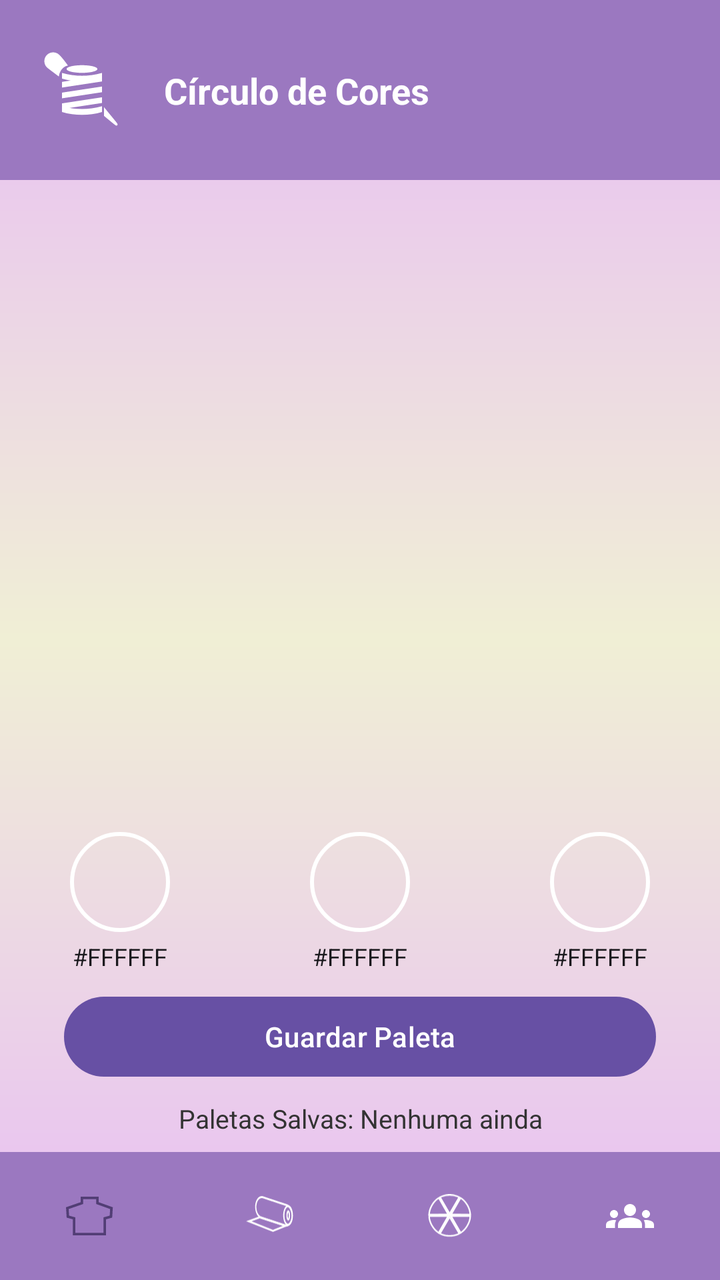
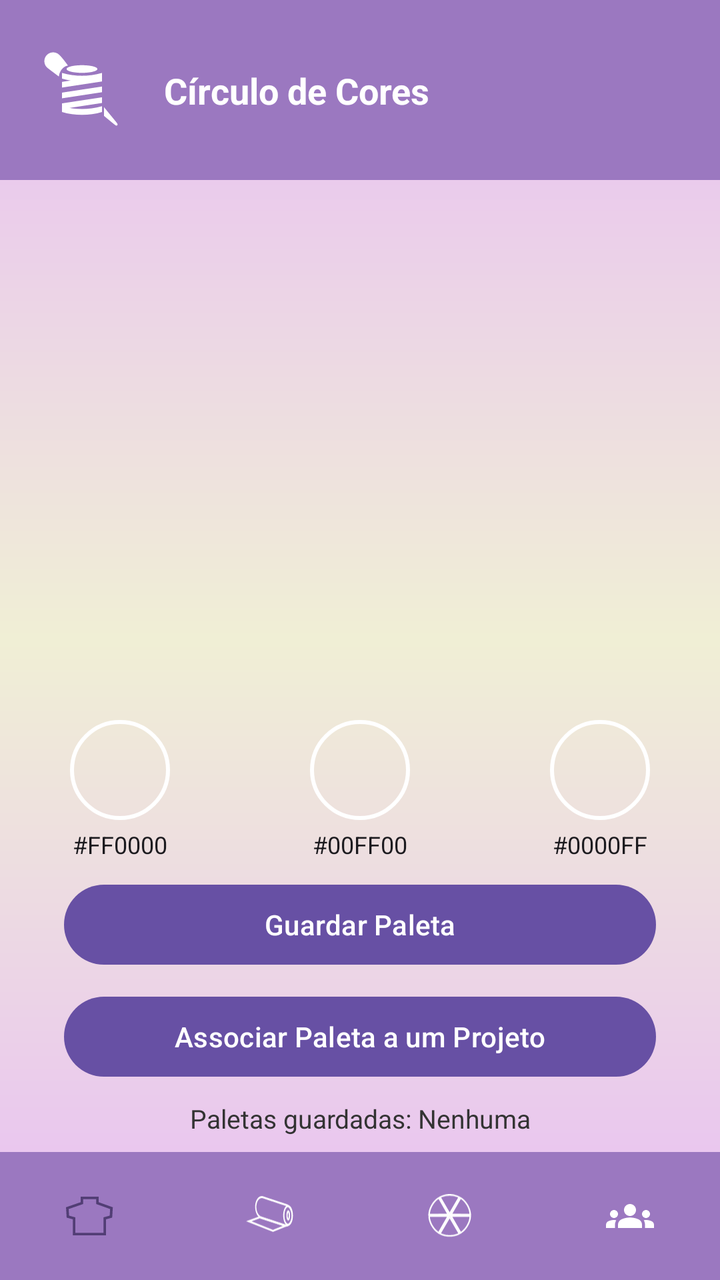

Screens rendered from an Android XML layout before and after an edit, with the pre-edit source and the edit as a unified diff.
<!-- AndroidManifest.xml: application theme Theme.ModaDeBolsa -->
<!-- res/layout/activity_circulo_cores.xml -->
<?xml version="1.0" encoding="utf-8"?>
<androidx.constraintlayout.widget.ConstraintLayout xmlns:android="http://schemas.android.com/apk/res/android"
    xmlns:app="http://schemas.android.com/apk/res-auto"
    android:layout_width="match_parent"
    android:layout_height="match_parent"
    android:background="@drawable/bg_gradient">

    <androidx.constraintlayout.widget.ConstraintLayout
        android:id="@+id/topBar"
        android:layout_width="0dp"
        android:layout_height="90dp"
        android:background="#9B78C0"
        app:layout_constraintTop_toTopOf="parent"
        app:layout_constraintStart_toStartOf="parent"
        app:layout_constraintEnd_toEndOf="parent">

        <ImageView
            android:id="@+id/ivLogoTop"
            android:layout_width="50dp"
            android:layout_height="50dp"
            android:layout_marginStart="16dp"
            app:srcCompat="@drawable/ic_moda"
            android:background="?attr/selectableItemBackgroundBorderless"
            android:clickable="true"
            android:focusable="true"
            android:contentDescription="Logo Principal"
            app:layout_constraintTop_toTopOf="parent"
            app:layout_constraintBottom_toBottomOf="parent"
            app:layout_constraintStart_toStartOf="parent" />

        <TextView
            android:id="@+id/tvTitulo"
            android:layout_width="wrap_content"
            android:layout_height="wrap_content"
            android:layout_marginStart="16dp"
            android:text="Círculo de Cores"
            android:textColor="#FFFFFF"
            android:textSize="18sp"
            android:textStyle="bold"
            app:layout_constraintTop_toTopOf="parent"
            app:layout_constraintBottom_toBottomOf="parent"
            app:layout_constraintStart_toEndOf="@id/ivLogoTop" />

    </androidx.constraintlayout.widget.ConstraintLayout>

    <FrameLayout
        android:id="@+id/containerColorWheel"
        android:layout_width="0dp"
        android:layout_height="0dp"
        app:layout_constraintDimensionRatio="1:1"
        app:layout_constraintTop_toBottomOf="@id/topBar"
        app:layout_constraintStart_toStartOf="parent"
        app:layout_constraintEnd_toEndOf="parent"
        app:layout_constraintBottom_toTopOf="@id/layoutPaleta"
        android:layout_margin="16dp"/>

    <LinearLayout
        android:id="@+id/layoutPaleta"
        android:layout_width="match_parent"
        android:layout_height="wrap_content"
        android:orientation="horizontal"
        android:gravity="center"
        android:weightSum="3"
        app:layout_constraintTop_toBottomOf="@id/containerColorWheel"
        app:layout_constraintBottom_toTopOf="@id/btnGuardarPaleta"
        android:layout_marginVertical="8dp">

        <LinearLayout
            android:layout_width="0dp"
            android:layout_height="wrap_content"
            android:layout_weight="1"
            android:orientation="vertical"
            android:gravity="center">
            <View
                android:id="@+id/viewCor1"
                android:layout_width="50dp"
                android:layout_height="50dp"
                android:background="@drawable/shape_cor_preview"/>
            <TextView
                android:id="@+id/tvHex1"
                android:layout_width="wrap_content"
                android:layout_height="wrap_content"
                android:text="#FFFFFF"
                android:textSize="12sp"
                android:textColor="#1C1B1F"
                android:layout_marginTop="4dp"/>
        </LinearLayout>

        <LinearLayout
            android:layout_width="0dp"
            android:layout_height="wrap_content"
            android:layout_weight="1"
            android:orientation="vertical"
            android:gravity="center">
            <View
                android:id="@+id/viewCor2"
                android:layout_width="50dp"
                android:layout_height="50dp"
                android:background="@drawable/shape_cor_preview"/>
            <TextView
                android:id="@+id/tvHex2"
                android:layout_width="wrap_content"
                android:layout_height="wrap_content"
                android:text="#FFFFFF"
                android:textSize="12sp"
                android:textColor="#1C1B1F"
                android:layout_marginTop="4dp"/>
        </LinearLayout>

        <LinearLayout
            android:layout_width="0dp"
            android:layout_height="wrap_content"
            android:layout_weight="1"
            android:orientation="vertical"
            android:gravity="center">
            <View
                android:id="@+id/viewCor3"
                android:layout_width="50dp"
                android:layout_height="50dp"
                android:background="@drawable/shape_cor_preview"/>
            <TextView
                android:id="@+id/tvHex3"
                android:layout_width="wrap_content"
                android:layout_height="wrap_content"
                android:text="#FFFFFF"
                android:textSize="12sp"
                android:textColor="#1C1B1F"
                android:layout_marginTop="4dp"/>
        </LinearLayout>
    </LinearLayout>

    <Button
        android:id="@+id/btnGuardarPaleta"
        android:layout_width="0dp"
        android:layout_height="wrap_content"
        android:text="Guardar Paleta"
        android:layout_marginHorizontal="32dp"
        android:layout_marginBottom="8dp"
        app:layout_constraintTop_toBottomOf="@id/layoutPaleta"
        app:layout_constraintBottom_toTopOf="@id/tvPaletasSalvas"
        app:layout_constraintStart_toStartOf="parent"
        app:layout_constraintEnd_toEndOf="parent"/>

    <TextView
        android:id="@+id/tvPaletasSalvas"
        android:layout_width="0dp"
        android:layout_height="wrap_content"
        android:text="Paletas Salvas: Nenhuma ainda"
        android:textSize="13sp"
        android:textColor="#333333"
        android:gravity="center"
        android:layout_marginHorizontal="24dp"
        android:layout_marginBottom="8dp"
        app:layout_constraintTop_toBottomOf="@id/btnGuardarPaleta"
        app:layout_constraintBottom_toTopOf="@id/bottomNav"
        app:layout_constraintStart_toStartOf="parent"
        app:layout_constraintEnd_toEndOf="parent"/>

    <com.google.android.material.bottomnavigation.BottomNavigationView
        android:id="@+id/bottomNav"
        android:layout_width="0dp"
        android:layout_height="64dp"
        android:background="#9B78C0"
        app:labelVisibilityMode="unlabeled"
        app:itemIconTint="@color/nav_icon_color"
        app:itemActiveIndicatorStyle="@null"
        app:menu="@menu/bottom_nav_menu"
        app:layout_constraintBottom_toBottomOf="parent"
        app:layout_constraintStart_toStartOf="parent"
        app:layout_constraintEnd_toEndOf="parent" />
</androidx.constraintlayout.widget.ConstraintLayout>
<!-- resources referenced by this layout -->
<resources>
  <!-- drawable bg_gradient (drawable) -->
  <shape xmlns:android="http://schemas.android.com/apk/res/android">
      <gradient
          android:angle="270"
          android:startColor="#E8BDF5"
          android:centerColor="#F0EFD5"
          android:endColor="#E8BDF5" />
  </shape>
  <!-- drawable ic_moda (drawable) -->
  <vector xmlns:android="http://schemas.android.com/apk/res/android"
      android:width="84.67dp"
      android:height="84.67dp"
      android:viewportWidth="196.71"
      android:viewportHeight="196.71">
  
      <path
          android:pathData="M53.83,29.34c-6.76,-6.76 -17.73,-6.76 -24.49,0 -6.76,6.76 -6.76,17.73 0,24.49 2.44,2.44 23.45,17.89 23.48,17.97 1.25,-10.52 7.85,-19.79 17.92,-21.55 -6.85,-9.6 -12.25,-16.25 -16.91,-20.91zM46.87,46.87c2.92,-2.92 2.92,-7.65 0,-10.57 -2.92,-2.92 -7.65,-2.92 -10.57,-0 -2.92,2.92 -2.92,7.65 0,10.57 2.92,2.92 7.65,2.92 10.57,-0z"
          android:fillColor="#ffffff"/>
      <path
          android:pathData="M141.54,144.68l0,4.56c9.68,7.96 19.07,15.88 22.77,18.53l0.09,-0.03c0.6,0.6 1.47,0.83 2.28,0.61 0.82,-0.22 1.45,-0.85 1.67,-1.67 0.22,-0.81 -0.01,-1.68 -0.61,-2.28l0.06,-0.05c-3.54,-4.94 -16.39,-20.06 -26.26,-32.44l0,2.81 0,9.96z"
          android:fillColor="#ffffff"/>
      <path
          android:pathData="M58.97,82.37l16.92,-2.58c-5.67,-0.93 -11.32,-2.2 -16.92,-3.83l0,-11.2c25.92,7.47 52.84,7.47 78.76,0l0,5.6 0,5.6 0,5.6 -78.76,12.01 0,-11.2zM98.35,49.56c16.77,0 30.36,3.37 30.36,7.52 0,4.15 -13.6,7.52 -30.36,7.52 -16.77,0 -30.36,-3.37 -30.36,-7.52 0,-4.16 13.6,-7.52 30.36,-7.52zM58.97,124.69l78.76,-12.01 0,11.2 -78.76,12.01 0,-11.2zM58.97,103.53l78.76,-12.01 0,11.2 -78.76,12.01 0,-11.2z"
          android:fillColor="#ffffff"/>
      <path
          android:pathData="M58.97,141.49c25.92,7.54 52.85,7.54 78.76,0l0,-11.2 -0.99,0.28c-25.44,7.18 -52.38,7.09 -77.77,-0.28l0,5.6 0,5.6z"
          android:fillColor="#ffffff"/>
  </vector>
  <!-- drawable shape_cor_preview (drawable) -->
  <?xml version="1.0" encoding="utf-8"?>
  <shape xmlns:android="http://schemas.android.com/apk/res/android" android:shape="oval">
      <stroke android:color="#FFFFFF" android:width="2dp"/>
  </shape>
  <style name="Theme.ModaDeBolsa" parent="Base.Theme.ModaDeBolsa" />
  <style name="Base.Theme.ModaDeBolsa" parent="Theme.Material3.DayNight.NoActionBar">
          
          
      </style>
</resources>

<!-- the commit's change to res/layout/activity_circulo_cores.xml (unified diff, before → after) -->
@@ -1,5 +1,6 @@
 <?xml version="1.0" encoding="utf-8"?>
-<androidx.constraintlayout.widget.ConstraintLayout xmlns:android="http://schemas.android.com/apk/res/android"
+<androidx.constraintlayout.widget.ConstraintLayout
+    xmlns:android="http://schemas.android.com/apk/res/android"
     xmlns:app="http://schemas.android.com/apk/res-auto"
     android:layout_width="match_parent"
     android:layout_height="match_parent"
@@ -47,23 +48,25 @@
         android:id="@+id/containerColorWheel"
         android:layout_width="0dp"
         android:layout_height="0dp"
+        android:layout_margin="16dp"
         app:layout_constraintDimensionRatio="1:1"
         app:layout_constraintTop_toBottomOf="@id/topBar"
         app:layout_constraintStart_toStartOf="parent"
         app:layout_constraintEnd_toEndOf="parent"
-        app:layout_constraintBottom_toTopOf="@id/layoutPaleta"
-        android:layout_margin="16dp"/>
+        app:layout_constraintBottom_toTopOf="@id/layoutCor" />
 
     <LinearLayout
-        android:id="@+id/layoutPaleta"
-        android:layout_width="match_parent"
+        android:id="@+id/layoutCor"
+        android:layout_width="0dp"
         android:layout_height="wrap_content"
         android:orientation="horizontal"
         android:gravity="center"
         android:weightSum="3"
+        android:layout_marginVertical="8dp"
         app:layout_constraintTop_toBottomOf="@id/containerColorWheel"
-        app:layout_constraintBottom_toTopOf="@id/btnGuardarPaleta"
-        android:layout_marginVertical="8dp">
+        app:layout_constraintBottom_toTopOf="@id/btnGuardarCor"
+        app:layout_constraintStart_toStartOf="parent"
+        app:layout_constraintEnd_toEndOf="parent">
 
         <LinearLayout
             android:layout_width="0dp"
@@ -71,19 +74,21 @@
             android:layout_weight="1"
             android:orientation="vertical"
             android:gravity="center">
+
             <View
                 android:id="@+id/viewCor1"
                 android:layout_width="50dp"
                 android:layout_height="50dp"
-                android:background="@drawable/shape_cor_preview"/>
+                android:background="@drawable/shape_cor_preview" />
+
             <TextView
                 android:id="@+id/tvHex1"
                 android:layout_width="wrap_content"
                 android:layout_height="wrap_content"
-                android:text="#FFFFFF"
-                android:textSize="12sp"
+                android:layout_marginTop="4dp"
+                android:text="#FF0000"
                 android:textColor="#1C1B1F"
-                android:layout_marginTop="4dp"/>
+                android:textSize="12sp" />
         </LinearLayout>
 
         <LinearLayout
@@ -92,19 +97,21 @@
             android:layout_weight="1"
             android:orientation="vertical"
             android:gravity="center">
+
             <View
                 android:id="@+id/viewCor2"
                 android:layout_width="50dp"
                 android:layout_height="50dp"
-                android:background="@drawable/shape_cor_preview"/>
+                android:background="@drawable/shape_cor_preview" />
+
             <TextView
                 android:id="@+id/tvHex2"
                 android:layout_width="wrap_content"
                 android:layout_height="wrap_content"
-                android:text="#FFFFFF"
-                android:textSize="12sp"
+                android:layout_marginTop="4dp"
+                android:text="#00FF00"
                 android:textColor="#1C1B1F"
-                android:layout_marginTop="4dp"/>
+                android:textSize="12sp" />
         </LinearLayout>
 
         <LinearLayout
@@ -113,48 +120,77 @@
             android:layout_weight="1"
             android:orientation="vertical"
             android:gravity="center">
+
             <View
                 android:id="@+id/viewCor3"
                 android:layout_width="50dp"
                 android:layout_height="50dp"
-                android:background="@drawable/shape_cor_preview"/>
+                android:background="@drawable/shape_cor_preview" />
+
             <TextView
                 android:id="@+id/tvHex3"
                 android:layout_width="wrap_content"
                 android:layout_height="wrap_content"
-                android:text="#FFFFFF"
-                android:textSize="12sp"
+                android:layout_marginTop="4dp"
+                android:text="#0000FF"
                 android:textColor="#1C1B1F"
-                android:layout_marginTop="4dp"/>
+                android:textSize="12sp" />
         </LinearLayout>
+
     </LinearLayout>
 
     <Button
-        android:id="@+id/btnGuardarPaleta"
-        android:layout_width="0dp"
-        android:layout_height="wrap_content"
-        android:text="Guardar Paleta"
+        android:id="@+id/btnGuardarCor"
+        android:layout_width="0dp"
+        android:layout_height="wrap_content"
         android:layout_marginHorizontal="32dp"
         android:layout_marginBottom="8dp"
-        app:layout_constraintTop_toBottomOf="@id/layoutPaleta"
-        app:layout_constraintBottom_toTopOf="@id/tvPaletasSalvas"
-        app:layout_constraintStart_toStartOf="parent"
-        app:layout_constraintEnd_toEndOf="parent"/>
+        android:text="Guardar Paleta"
+        app:layout_constraintTop_toBottomOf="@id/layoutCor"
+        app:layout_constraintBottom_toTopOf="@id/btnAssociarCor"
+        app:layout_constraintStart_toStartOf="parent"
+        app:layout_constraintEnd_toEndOf="parent" />
+
+    <Button
+        android:id="@+id/btnAssociarCor"
+        android:layout_width="0dp"
+        android:layout_height="wrap_content"
+        android:layout_marginHorizontal="32dp"
+        android:layout_marginBottom="8dp"
+        android:text="Associar Paleta a um Projeto"
+        app:layout_constraintTop_toBottomOf="@id/btnGuardarCor"
+        app:layout_constraintBottom_toTopOf="@id/tvCoresGuardadas"
+        app:layout_constraintStart_toStartOf="parent"
+        app:layout_constraintEnd_toEndOf="parent" />
 
     <TextView
-        android:id="@+id/tvPaletasSalvas"
-        android:layout_width="0dp"
-        android:layout_height="wrap_content"
-        android:text="Paletas Salvas: Nenhuma ainda"
+        android:id="@+id/tvCoresGuardadas"
+        android:layout_width="0dp"
+        android:layout_height="wrap_content"
+        android:layout_marginHorizontal="24dp"
+        android:gravity="center"
+        android:text="Paletas guardadas: Nenhuma"
+        android:textColor="#333333"
         android:textSize="13sp"
-        android:textColor="#333333"
-        android:gravity="center"
-        android:layout_marginHorizontal="24dp"
+        app:layout_constraintTop_toBottomOf="@id/btnAssociarCor"
+        app:layout_constraintBottom_toTopOf="@id/rvCoresGuardadas"
+        app:layout_constraintStart_toStartOf="parent"
+        app:layout_constraintEnd_toEndOf="parent" />
+
+    
+    <androidx.recyclerview.widget.RecyclerView
+        android:id="@+id/rvCoresGuardadas"
+        android:layout_width="0dp"
+        android:layout_height="wrap_content"
         android:layout_marginBottom="8dp"
-        app:layout_constraintTop_toBottomOf="@id/btnGuardarPaleta"
+        android:clipToPadding="false"
+        android:orientation="horizontal"
+        android:paddingHorizontal="16dp"
+        app:layoutManager="androidx.recyclerview.widget.LinearLayoutManager"
+        app:layout_constraintTop_toBottomOf="@id/tvCoresGuardadas"
         app:layout_constraintBottom_toTopOf="@id/bottomNav"
         app:layout_constraintStart_toStartOf="parent"
-        app:layout_constraintEnd_toEndOf="parent"/>
+        app:layout_constraintEnd_toEndOf="parent" />
 
     <com.google.android.material.bottomnavigation.BottomNavigationView
         android:id="@+id/bottomNav"
@@ -168,4 +204,5 @@
         app:layout_constraintBottom_toBottomOf="parent"
         app:layout_constraintStart_toStartOf="parent"
         app:layout_constraintEnd_toEndOf="parent" />
+
 </androidx.constraintlayout.widget.ConstraintLayout>
